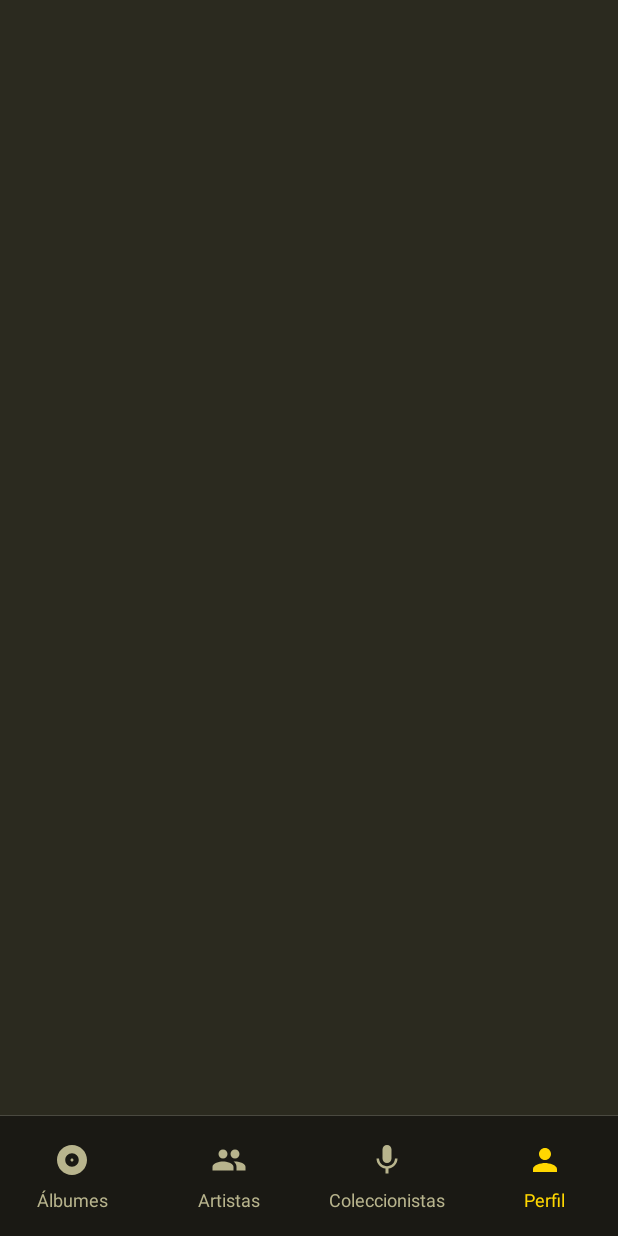
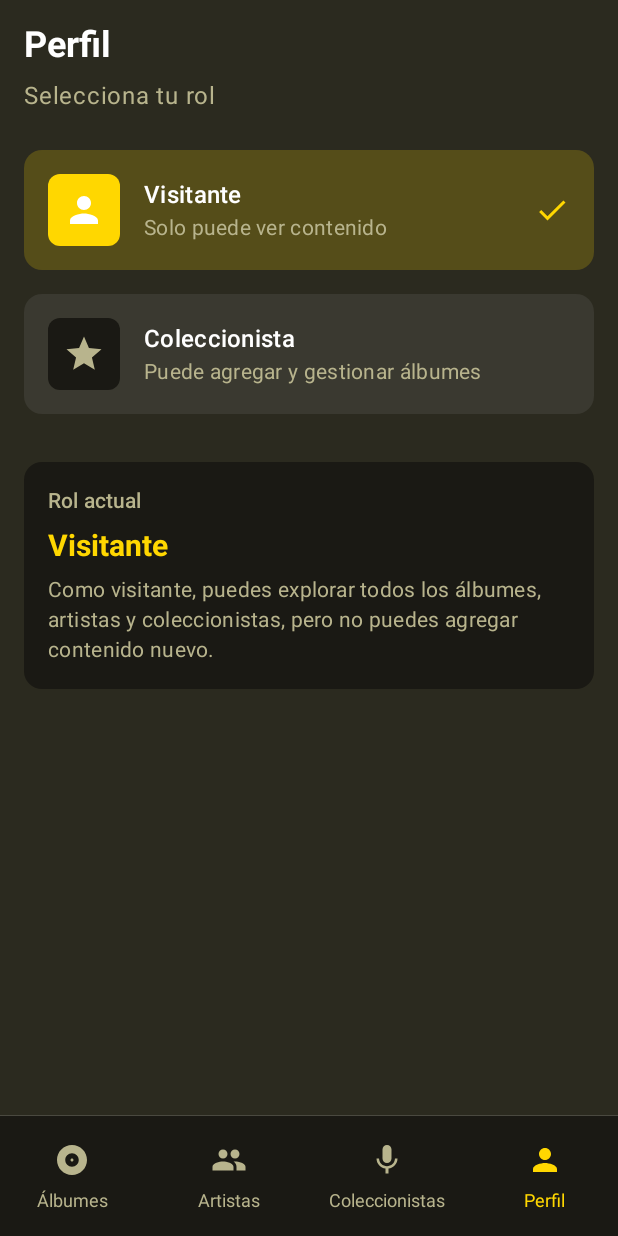
Before and after one commit to martin-hendricks/MISW-4203-ingenieria-de-software-aplicaciones-moviles, an Android app built with Jetpack Compose: the screen it shows after launch (MainActivity), item 4 of the bottom bar chosen, on a phone screen of 412 x 824 dp. Run offline under Robolectric (Android 15) with nearby library versions, the phone set to English and light mode, and no system bars; 1 statement that could not run was skipped.

```diff
--- a/app/build.gradle.kts
+++ b/app/build.gradle.kts
@@ -63,6 +63,7 @@ dependencies {
 
     // ViewModel
     implementation(libs.androidx.lifecycle.viewmodel.compose)
+    implementation(libs.androidx.lifecycle.runtime.compose)
 
     // Navigation
     implementation(libs.androidx.navigation.compose)
--- a/app/src/main/AndroidManifest.xml
+++ b/app/src/main/AndroidManifest.xml
@@ -4,6 +4,7 @@
 
     <!-- Permiso para cargar imágenes desde Internet -->
     <uses-permission android:name="android.permission.INTERNET" />
+    <uses-permission android:name="android.permission.ACCESS_NETWORK_STATE" />
 
     <application
         android:allowBackup="true"
@@ -14,6 +15,7 @@
         android:roundIcon="@mipmap/ic_launcher_round"
         android:supportsRtl="true"
         android:theme="@style/Theme.Vinilos"
+        android:usesCleartextTraffic="true"
         tools:targetApi="31">
         <activity
             android:name="com.miso.vinilos.MainActivity"
--- a/app/src/main/java/com/miso/vinilos/model/data/Album.kt
+++ b/app/src/main/java/com/miso/vinilos/model/data/Album.kt
@@ -1,6 +1,7 @@
 package com.miso.vinilos.model.data
 
 import com.google.gson.annotations.SerializedName
+import java.util.Calendar
 import java.util.Date
 
 /**
@@ -42,7 +43,9 @@ data class Album(
      * Retorna el año de lanzamiento del álbum
      */
     fun getReleaseYear(): Int {
-        return releaseDate.year + 1900
+        val calendar = Calendar.getInstance()
+        calendar.time = releaseDate
+        return calendar.get(Calendar.YEAR)
     }
 
     /**
--- /dev/null
+++ b/app/src/main/java/com/miso/vinilos/model/data/UserRole.kt
@@ -0,0 +1,15 @@
+package com.miso.vinilos.model.data
+
+/**
+ * Enumeración de roles de usuario disponibles en la aplicación
+ */
+enum class UserRole(val displayName: String, val description: String) {
+    VISITOR("Visitante", "Solo puede ver contenido"),
+    COLLECTOR("Coleccionista", "Puede agregar y gestionar álbumes");
+
+    companion object {
+        fun fromDisplayName(name: String): UserRole {
+            return values().find { it.displayName == name } ?: VISITOR
+        }
+    }
+}
--- a/app/src/main/java/com/miso/vinilos/model/network/RetrofitClient.kt
+++ b/app/src/main/java/com/miso/vinilos/model/network/RetrofitClient.kt
@@ -1,5 +1,6 @@
 package com.miso.vinilos.model.network
 
+import com.google.gson.GsonBuilder
 import okhttp3.OkHttpClient
 import okhttp3.logging.HttpLoggingInterceptor
 import retrofit2.Retrofit
@@ -28,13 +29,23 @@ object RetrofitClient {
     }
 
     /**
+     * Gson configurado para manejar fechas en formato ISO 8601
+     */
+    private val gson by lazy {
+        GsonBuilder()
+            .setDateFormat("yyyy-MM-dd'T'HH:mm:ss.SSS'Z'")
+            .setLenient()
+            .create()
+    }
+
+    /**
      * Instancia de Retrofit configurada con la URL base y convertidor Gson
      */
     val retrofit: Retrofit by lazy {
         Retrofit.Builder()
             .baseUrl(NetworkConstants.BASE_URL)
             .client(okHttpClient)
-            .addConverterFactory(GsonConverterFactory.create())
+            .addConverterFactory(GsonConverterFactory.create(gson))
             .build()
     }
 
--- /dev/null
+++ b/app/src/main/java/com/miso/vinilos/model/repository/UserPreferencesRepository.kt
@@ -0,0 +1,54 @@
+package com.miso.vinilos.model.repository
+
+import android.content.Context
+import androidx.datastore.core.DataStore
+import androidx.datastore.preferences.core.Preferences
+import androidx.datastore.preferences.core.edit
+import androidx.datastore.preferences.core.stringPreferencesKey
+import androidx.datastore.preferences.preferencesDataStore
+import com.miso.vinilos.model.data.UserRole
+import kotlinx.coroutines.flow.Flow
+import kotlinx.coroutines.flow.map
+
+/**
+ * Repositorio para gestionar las preferencias del usuario
+ * Usa DataStore para persistencia de datos
+ */
+class UserPreferencesRepository(private val context: Context) {
+
+    private val Context.dataStore: DataStore<Preferences> by preferencesDataStore(name = "user_preferences")
+
+    companion object {
+        private val USER_ROLE_KEY = stringPreferencesKey("user_role")
+
+        @Volatile
+        private var instance: UserPreferencesRepository? = null
+
+        fun getInstance(context: Context): UserPreferencesRepository {
+            return instance ?: synchronized(this) {
+                instance ?: UserPreferencesRepository(context).also { instance = it }
+            }
+        }
+    }
+
+    /**
+     * Flow que emite el rol actual del usuario
+     */
+    val userRoleFlow: Flow<UserRole> = context.dataStore.data.map { preferences ->
+        val roleName = preferences[USER_ROLE_KEY] ?: UserRole.VISITOR.name
+        try {
+            UserRole.valueOf(roleName)
+        } catch (e: IllegalArgumentException) {
+            UserRole.VISITOR
+        }
+    }
+
+    /**
+     * Guarda el rol seleccionado por el usuario
+     */
+    suspend fun saveUserRole(role: UserRole) {
+        context.dataStore.edit { preferences ->
+            preferences[USER_ROLE_KEY] = role.name
+        }
+    }
+}
--- a/app/src/main/java/com/miso/vinilos/viewmodels/AlbumViewModel.kt
+++ b/app/src/main/java/com/miso/vinilos/viewmodels/AlbumViewModel.kt
@@ -41,14 +41,23 @@ class AlbumViewModel : ViewModel() {
         viewModelScope.launch {
             _uiState.value = AlbumUiState.Loading
 
-            val result = repository.getAlbums()
-            result.onSuccess { albums ->
-                _uiState.value = AlbumUiState.Success(albums)
-            }.onFailure { exception ->
-                _uiState.value = AlbumUiState.Error(
-                    exception.message ?: "Error desconocido al cargar álbumes"
-                )
-            }
+            repository.getAlbums()
+                .onSuccess { albums ->
+                    _uiState.value = AlbumUiState.Success(albums)
+                }
+                .onFailure { exception ->
+                    val errorMessage = when {
+                        exception.message?.contains("Unable to resolve host") == true ->
+                            "No se puede conectar al servidor. Verifica que el backend esté corriendo en localhost:3000"
+                        exception.message?.contains("Failed to connect") == true ->
+                            "Error de conexión. Verifica tu conexión de red"
+                        exception.message?.contains("timeout") == true ->
+                            "Tiempo de espera agotado. El servidor no responde"
+                        else ->
+                            "Error: ${exception.message ?: "Error desconocido al cargar álbumes"}"
+                    }
+                    _uiState.value = AlbumUiState.Error(errorMessage)
+                }
         }
     }
 
--- /dev/null
+++ b/app/src/main/java/com/miso/vinilos/viewmodels/ProfileViewModel.kt
@@ -0,0 +1,39 @@
+package com.miso.vinilos.viewmodels
+
+import android.app.Application
+import androidx.lifecycle.AndroidViewModel
+import androidx.lifecycle.viewModelScope
+import com.miso.vinilos.model.data.UserRole
+import com.miso.vinilos.model.repository.UserPreferencesRepository
+import kotlinx.coroutines.flow.SharingStarted
+import kotlinx.coroutines.flow.StateFlow
+import kotlinx.coroutines.flow.stateIn
+import kotlinx.coroutines.launch
+
+/**
+ * ViewModel para gestionar el perfil del usuario
+ * Maneja la selección y persistencia del rol de usuario
+ */
+class ProfileViewModel(application: Application) : AndroidViewModel(application) {
+
+    private val repository = UserPreferencesRepository.getInstance(application)
+
+    /**
+     * Estado actual del rol del usuario
+     */
+    val userRole: StateFlow<UserRole> = repository.userRoleFlow
+        .stateIn(
+            scope = viewModelScope,
+            started = SharingStarted.WhileSubscribed(5000),
+            initialValue = UserRole.VISITOR
+        )
+
+    /**
+     * Actualiza el rol del usuario
+     */
+    fun selectRole(role: UserRole) {
+        viewModelScope.launch {
+            repository.saveUserRole(role)
+        }
+    }
+}
--- a/app/src/main/java/com/miso/vinilos/views/components/VinilosListView.kt
+++ b/app/src/main/java/com/miso/vinilos/views/components/VinilosListView.kt
@@ -22,7 +22,6 @@ import androidx.compose.ui.unit.dp
  * @param T Tipo genérico (Album, Artist, Collector, etc.)
  * @param title Título que se muestra en la parte superior
  * @param items Lista de elementos a mostrar
- * @param onItemSelected Callback cuando se selecciona un item
  * @param modifier Modificadores opcionales
  * @param onPlusClick Callback opcional para el botón de agregar
  * @param itemContent Función composable para renderizar cada item
@@ -31,7 +30,6 @@ import androidx.compose.ui.unit.dp
 fun <T> VinilosListView(
     title: String,
     items: List<T>,
-    onItemSelected: (T) -> Unit,
     modifier: Modifier = Modifier,
     onPlusClick: (() -> Unit)? = null,
     itemContent: @Composable (T) -> Unit
--- a/app/src/main/java/com/miso/vinilos/views/navigation/AppNavigation.kt
+++ b/app/src/main/java/com/miso/vinilos/views/navigation/AppNavigation.kt
@@ -11,13 +11,18 @@ import androidx.navigation.compose.NavHost
 import androidx.navigation.compose.composable
 import com.miso.vinilos.views.components.BottomNavigationBar
 import com.miso.vinilos.views.screens.AlbumListScreen
+import com.miso.vinilos.views.screens.ProfileScreen
 import com.miso.vinilos.viewmodels.AlbumViewModel
+import com.miso.vinilos.viewmodels.ProfileViewModel
 
 /**
  * Configura el NavHost con todas las rutas de navegación de la aplicación
  */
 @Composable
 fun AppNavigation(navController: NavHostController) {
+    // ViewModels compartidos entre pantallas
+    val profileViewModel: ProfileViewModel = viewModel()
+
     Scaffold(
         containerColor = MaterialTheme.colorScheme.background,  // Background for all screens
         bottomBar = {
@@ -31,23 +36,26 @@ fun AppNavigation(navController: NavHostController) {
         ) {
             // Pantalla de Álbumes
             composable(NavigationRoutes.Albums.route) {
-                val viewModel: AlbumViewModel = viewModel()
-                AlbumListScreen(viewModel = viewModel)
+                val albumViewModel: AlbumViewModel = viewModel()
+                AlbumListScreen(
+                    albumViewModel = albumViewModel,
+                    profileViewModel = profileViewModel
+                )
             }
 
             // Pantalla de Artistas
             composable(NavigationRoutes.Artists.route) {
-
+                // TODO: Implementar pantalla de artistas
             }
 
             // Pantalla de Coleccionistas
             composable(NavigationRoutes.Collectors.route) {
-
+                // TODO: Implementar pantalla de coleccionistas
             }
 
             // Pantalla de Perfil
             composable(NavigationRoutes.Profile.route) {
-
+                ProfileScreen(viewModel = profileViewModel)
             }
         }
     }
--- /dev/null
+++ b/app/src/main/java/com/miso/vinilos/views/screens/ProfileScreen.kt
@@ -0,0 +1,197 @@
+package com.miso.vinilos.views.screens
+
+import androidx.compose.foundation.background
+import androidx.compose.foundation.clickable
+import androidx.compose.foundation.layout.*
+import androidx.compose.foundation.shape.RoundedCornerShape
+import androidx.compose.material.icons.Icons
+import androidx.compose.material.icons.filled.Check
+import androidx.compose.material.icons.filled.Person
+import androidx.compose.material.icons.filled.Star
+import androidx.compose.material3.*
+import androidx.compose.runtime.Composable
+import androidx.compose.runtime.getValue
+import androidx.compose.ui.Alignment
+import androidx.compose.ui.Modifier
+import androidx.compose.ui.draw.clip
+import androidx.compose.ui.graphics.vector.ImageVector
+import androidx.compose.ui.unit.dp
+import androidx.lifecycle.compose.collectAsStateWithLifecycle
+import com.miso.vinilos.model.data.UserRole
+import com.miso.vinilos.viewmodels.ProfileViewModel
+
+/**
+ * Pantalla de perfil donde el usuario puede seleccionar su rol
+ */
+@Composable
+fun ProfileScreen(
+    viewModel: ProfileViewModel
+) {
+    val currentRole by viewModel.userRole.collectAsStateWithLifecycle()
+
+    Column(
+        modifier = Modifier
+            .fillMaxSize()
+            .padding(16.dp)
+    ) {
+        // Título
+        Text(
+            text = "Perfil",
+            style = MaterialTheme.typography.headlineLarge,
+            color = MaterialTheme.colorScheme.primary,
+            modifier = Modifier.padding(bottom = 8.dp)
+        )
+
+        Text(
+            text = "Selecciona tu rol",
+            style = MaterialTheme.typography.bodyLarge,
+            color = MaterialTheme.colorScheme.secondary,
+            modifier = Modifier.padding(bottom = 24.dp)
+        )
+
+        // Opciones de roles
+        RoleOption(
+            role = UserRole.VISITOR,
+            icon = Icons.Default.Person,
+            isSelected = currentRole == UserRole.VISITOR,
+            onClick = { viewModel.selectRole(UserRole.VISITOR) }
+        )
+
+        Spacer(modifier = Modifier.height(16.dp))
+
+        RoleOption(
+            role = UserRole.COLLECTOR,
+            icon = Icons.Default.Star,
+            isSelected = currentRole == UserRole.COLLECTOR,
+            onClick = { viewModel.selectRole(UserRole.COLLECTOR) }
+        )
+
+        Spacer(modifier = Modifier.height(32.dp))
+
+        // Información del rol actual
+        CurrentRoleInfo(currentRole)
+    }
+}
+
+/**
+ * Componente para mostrar una opción de rol
+ */
+@Composable
+private fun RoleOption(
+    role: UserRole,
+    icon: ImageVector,
+    isSelected: Boolean,
+    onClick: () -> Unit
+) {
+    Card(
+        modifier = Modifier
+            .fillMaxWidth()
+            .clickable(onClick = onClick),
+        colors = CardDefaults.cardColors(
+            containerColor = if (isSelected)
+                MaterialTheme.colorScheme.tertiary.copy(alpha = 0.2f)
+            else
+                MaterialTheme.colorScheme.surfaceVariant
+        ),
+        shape = RoundedCornerShape(12.dp)
+    ) {
+        Row(
+            modifier = Modifier
+                .fillMaxWidth()
+                .padding(16.dp),
+            verticalAlignment = Alignment.CenterVertically
+        ) {
+            // Icono del rol
+            Box(
+                modifier = Modifier
+                    .size(48.dp)
+                    .clip(RoundedCornerShape(8.dp))
+                    .background(
+                        if (isSelected)
+                            MaterialTheme.colorScheme.tertiary
+                        else
+                            MaterialTheme.colorScheme.surface
+                    ),
+                contentAlignment = Alignment.Center
+            ) {
+                Icon(
+                    imageVector = icon,
+                    contentDescription = role.displayName,
+                    tint = if (isSelected)
+                        MaterialTheme.colorScheme.onTertiary
+                    else
+                        MaterialTheme.colorScheme.secondary,
+                    modifier = Modifier.size(28.dp)
+                )
+            }
+
+            Spacer(modifier = Modifier.width(16.dp))
+
+            // Información del rol
+            Column(modifier = Modifier.weight(1f)) {
+                Text(
+                    text = role.displayName,
+                    style = MaterialTheme.typography.titleMedium,
+                    color = MaterialTheme.colorScheme.primary
+                )
+                Text(
+                    text = role.description,
+                    style = MaterialTheme.typography.bodyMedium,
+                    color = MaterialTheme.colorScheme.secondary
+                )
+            }
+
+            // Indicador de selección
+            if (isSelected) {
+                Icon(
+                    imageVector = Icons.Default.Check,
+                    contentDescription = "Seleccionado",
+                    tint = MaterialTheme.colorScheme.tertiary,
+                    modifier = Modifier.size(24.dp)
+                )
+            }
+        }
+    }
+}
+
+/**
+ * Muestra información sobre el rol actual
+ */
+@Composable
+private fun CurrentRoleInfo(currentRole: UserRole) {
+    Card(
+        modifier = Modifier.fillMaxWidth(),
+        colors = CardDefaults.cardColors(
+            containerColor = MaterialTheme.colorScheme.surface
+        ),
+        shape = RoundedCornerShape(12.dp)
+    ) {
+        Column(
+            modifier = Modifier.padding(16.dp)
+        ) {
+            Text(
+                text = "Rol actual",
+                style = MaterialTheme.typography.titleSmall,
+                color = MaterialTheme.colorScheme.secondary,
+                modifier = Modifier.padding(bottom = 8.dp)
+            )
+
+            Text(
+                text = currentRole.displayName,
+                style = MaterialTheme.typography.titleLarge,
+                color = MaterialTheme.colorScheme.tertiary
+            )
+
+            Spacer(modifier = Modifier.height(8.dp))
+
+            Text(
+                text = when (currentRole) {
+                    UserRole.VISITOR -> "Como visitante, puedes explorar todos los álbumes, artistas y coleccionistas, pero no puedes agregar contenido nuevo."
+                    UserRole.COLLECTOR -> "Como coleccionista, tienes acceso completo para agregar y gestionar álbumes en tu colección."
+                },
+                style = MaterialTheme.typography.bodyMedium,
+                color = MaterialTheme.colorScheme.secondary
+            )
+        }
+    }
+}
--- a/gradle/libs.versions.toml
+++ b/gradle/libs.versions.toml
@@ -11,6 +11,7 @@ composeBom = "2024.04.01"
 
 # ViewModel
 lifecycleViewmodelCompose = "2.6.1"
+lifecycleRuntimeCompose = "2.6.1"
 
 # Navigation
 navigationCompose = "2.7.7"
@@ -56,6 +57,7 @@ androidx-material3 = { group = "androidx.compose.material3", name = "material3"
 
 # ViewModel
 androidx-lifecycle-viewmodel-compose = { group = "androidx.lifecycle", name = "lifecycle-viewmodel-compose", version.ref = "lifecycleViewmodelCompose" }
+androidx-lifecycle-runtime-compose = { group = "androidx.lifecycle", name = "lifecycle-runtime-compose", version.ref = "lifecycleRuntimeCompose" }
 
 # Navigation
 androidx-navigation-compose = { group = "androidx.navigation", name = "navigation-compose", version.ref = "navigationCompose" }
```
Also changed, not shown: app/src/main/java/com/miso/vinilos/views/components/VinilosListItem.kt (+44 -3 lines), app/src/main/java/com/miso/vinilos/views/screens/AlbumListScreen.kt (+26 -11 lines).
